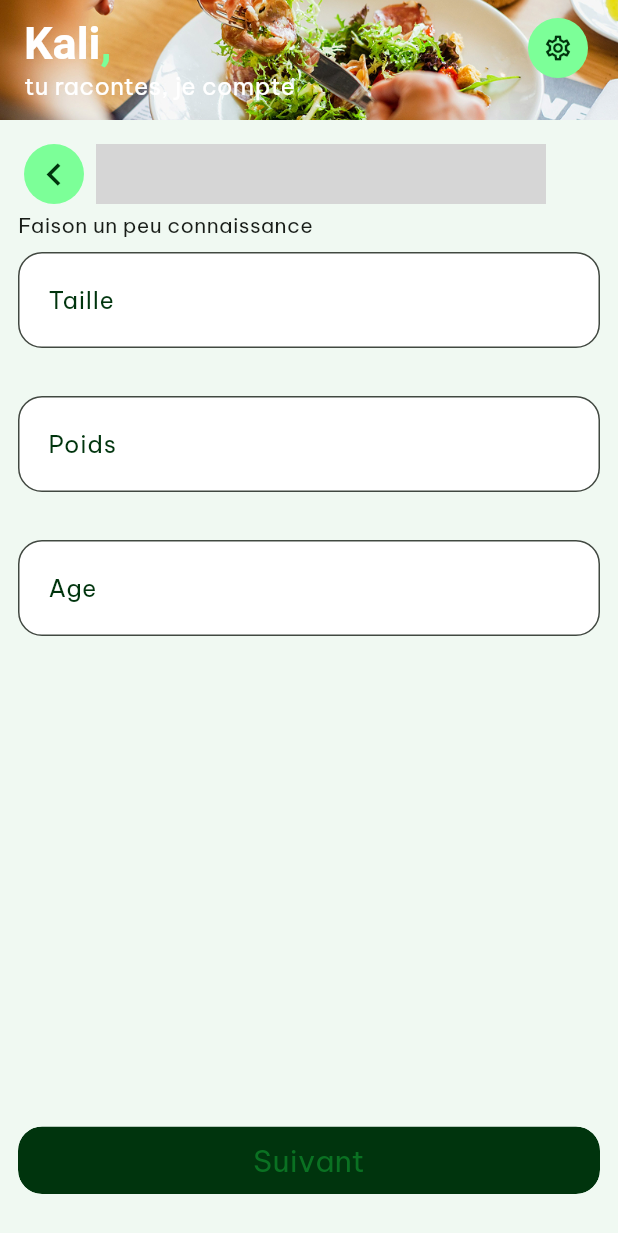
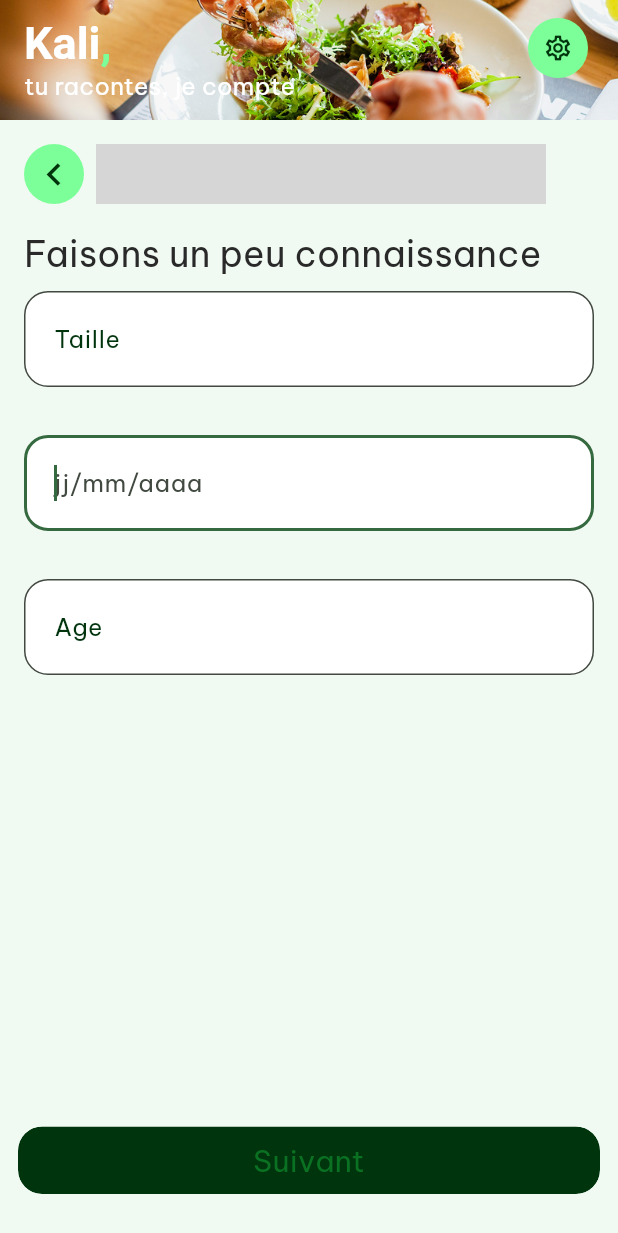
Before and after one commit to Xhya/kali, a Flutter app: the screen it shows after launch, on a phone screen of 412 x 824 dp. Shown: the top 1233 px of the screen. Run offline on Flutter 3.47's test engine with Material 3 defaults, Android fonts, the phone set to English and light mode, and no system bars; drawn by our look-alikes of syncfusion_flutter_gauges; our stand-ins replace flutter_secure_storage, internet_connection_checker_plus, loading_animation_widget, package_info_plus; missing offline and left inert: back_button_interceptor, bugsnag_flutter, dart_date; grey boxes are pictures that could not be loaded.

Commit message:
DateInputWidget

```diff
--- /dev/null
+++ b/lib/client/widgets/DateInput.widget.dart
@@ -0,0 +1,93 @@
+import 'package:flutter/material.dart';
+import 'package:kali/client/Formatters/DateInputFormatter.utils.dart';
+import 'package:kali/client/Style.service.dart';
+
+class DateInputWidget extends StatefulWidget {
+  const DateInputWidget({super.key, required this.onUpdateDate});
+
+  final Function onUpdateDate;
+
+  @override
+  State<DateInputWidget> createState() => _DateInputWidgetState();
+}
+
+class _DateInputWidgetState extends State<DateInputWidget> {
+  String? birthdateErrorText;
+
+  void updateBirthDate(String newValue) {
+    try {
+      final dateRegex = RegExp(
+        r'^(0[1-9]|[12][0-9]|3[01])/(0[1-9]|1[0-2])/(\d{4})$',
+      );
+      if (newValue.length > 7 && !dateRegex.hasMatch(newValue)) {
+        setState(() {
+          birthdateErrorText = "Format invalide (jj/mm/yyyy)";
+        });
+        return;
+      } else {
+        setState(() {
+          birthdateErrorText = null;
+        });
+      }
+
+      final splitted = newValue.split("/");
+
+      if (splitted.isNotEmpty) {
+        final firstTwoDigits = splitted[0];
+        if (int.parse(firstTwoDigits) < 1 || int.parse(firstTwoDigits) > 31) {
+          setState(() {
+            birthdateErrorText = "Les jours doivent etre entre 01 et 31";
+          });
+        }
+      }
+
+      if (splitted.length > 1) {
+        final secondTwoDigits = splitted[1];
+        if (int.parse(secondTwoDigits) < 1 || int.parse(secondTwoDigits) > 12) {
+          setState(() {
+            birthdateErrorText = "Les mois doivent etre entre 01 et 12";
+          });
+        }
+      }
+
+      if (splitted.length > 2) {
+        final thirdTwoDigits = splitted[2];
+        if (int.parse(thirdTwoDigits) < 1900 ||
+            int.parse(thirdTwoDigits) > DateTime.now().year) {
+          setState(() {
+            birthdateErrorText =
+                "Les années doivent etre entre 1900 et ${DateTime.now().year}";
+          });
+        }
+      }
+
+      widget.onUpdateDate(newValue);
+      // ignore: empty_catches
+    } catch (e) {}
+  }
+
+  @override
+  Widget build(BuildContext context) {
+    return TextField(
+      onChanged: (value) => updateBirthDate(value),
+      autofocus: true,
+      inputFormatters: [DateTextFormatter()],
+      decoration: InputDecoration(
+        errorText: birthdateErrorText,
+        hintText: "jj/mm/aaaa",
+        border: OutlineInputBorder(
+          borderSide: BorderSide(color: style.border.color.color1.color!),
+          borderRadius: BorderRadius.circular(16),
+        ),
+        enabledBorder: OutlineInputBorder(
+          borderSide: BorderSide(color: style.border.color.color1.color!),
+          borderRadius: BorderRadius.circular(16),
+        ),
+        contentPadding: EdgeInsets.symmetric(vertical: 20, horizontal: 16),
+        filled: true,
+        fillColor: style.background.neutral.color,
+      ),
+      keyboardType: TextInputType.datetime,
+    );
+  }
+}
--- a/lib/client/widgets/StartFormPage1.widget.dart
+++ b/lib/client/widgets/StartFormPage1.widget.dart
@@ -1,5 +1,7 @@
 import 'package:flutter/material.dart';
+import 'package:kali/client/Style.service.dart';
 import 'package:kali/client/states/startForm.state.dart';
+import 'package:kali/client/widgets/DateInput.widget.dart';
 import 'package:kali/core/services/Translation.service.dart';
 import 'package:kali/core/utils/formatters.utils.dart';
 import 'package:provider/provider.dart';
@@ -20,12 +22,16 @@ class _StartFormPage1State extends State<StartFormPage1> {
     String size = context.watch<StartFormState>().size.value;
 
     return Padding(
-      padding: const EdgeInsets.symmetric(horizontal: 12),
+      padding: const EdgeInsets.symmetric(horizontal: 16),
       child: SingleChildScrollView(
         child: Column(
           crossAxisAlignment: CrossAxisAlignment.start,
           children: [
-            Text("Faison un peu connaissance"),
+            SizedBox(height: 12),
+            Text(
+              "Faisons un peu connaissance",
+              style: style.text.neutral.merge(style.fontsize.lg),
+            ),
             SizedBox(height: 8),
             CustomInput(
               content: size,
@@ -37,14 +43,10 @@ class _StartFormPage1State extends State<StartFormPage1> {
               inputFormatters: [onlyNumbersFormatter()],
             ),
             SizedBox(height: 32),
-            CustomInput(
-              content: weight,
-              onChanged: (value) {
-                startFormState.weight.value = value;
+            DateInputWidget(
+              onUpdateDate: (String value) {
+                // startFormState.birthdate.value = value;
               },
-              suffixText: "kg",
-              placeholder: t("weight"),
-              inputFormatters: [onlyNumbersFormatter()],
             ),
             SizedBox(height: 32),
             CustomInput(
```
Also changed, not shown: lib/client/Formatters/DateInputFormatter.utils.dart (added, +35 -0 lines).
